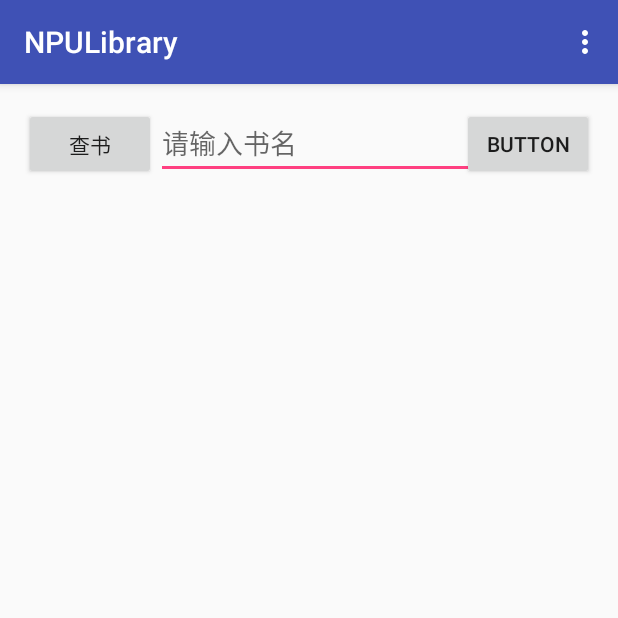
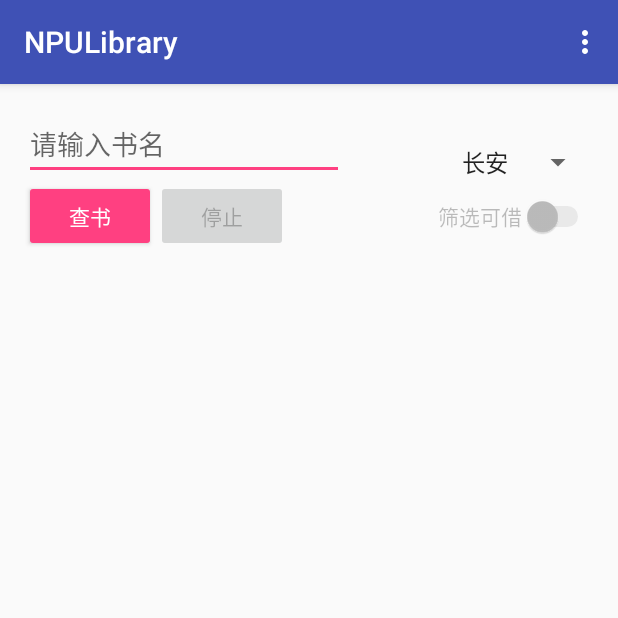
Before and after one commit to rty813/NPULibrary, an Android app: the screen it shows after launch (MainActivity), on a phone screen of 412 x 824 dp, the top half of it. Run offline under Robolectric (Android 15) with nearby library versions, the phone set to English and light mode, and no system bars.

Commit message:
ver1.3.1

```diff
--- a/app/src/main/java/com/npu/zhang/npulibrary/Main2Activity.java
+++ b/app/src/main/java/com/npu/zhang/npulibrary/Main2Activity.java
@@ -23,6 +23,8 @@ public class Main2Activity extends AppCompatActivity {
         super.onCreate(savedInstanceState);
         setContentView(R.layout.activity_main2);
         textView = (TextView) findViewById(R.id.textView);
+        findViewById(R.id.button2).setEnabled(false);
+        findViewById(R.id.spinner).setEnabled(false);
         findViewById(R.id.button2).setOnClickListener(new View.OnClickListener() {
             @Override
             public void onClick(View view) {
--- a/app/src/main/java/com/npu/zhang/npulibrary/MainActivity.java
+++ b/app/src/main/java/com/npu/zhang/npulibrary/MainActivity.java
@@ -1,8 +1,10 @@
 package com.npu.zhang.npulibrary;
 
 import android.app.ProgressDialog;
+import android.content.Context;
 import android.content.Intent;
 import android.os.AsyncTask;
+import android.support.annotation.IntegerRes;
 import android.support.v7.app.AlertDialog;
 import android.support.v7.app.AppCompatActivity;
 import android.os.Bundle;
@@ -11,11 +13,15 @@ import android.text.Spanned;
 import android.view.Menu;
 import android.view.MenuItem;
 import android.view.View;
+import android.view.inputmethod.InputMethodManager;
 import android.widget.AdapterView;
+import android.widget.Button;
 import android.widget.EditText;
 import android.widget.ListView;
 import android.widget.ProgressBar;
 import android.widget.SimpleAdapter;
+import android.widget.Spinner;
+import android.widget.Switch;
 import android.widget.TextView;
 import android.widget.Toast;
 
@@ -31,8 +37,8 @@ import java.util.HashMap;
 import java.util.List;
 import java.util.Map;
 
-public class MainActivity extends AppCompatActivity {
-    private final String version = "ver1.3";
+public class MainActivity extends AppCompatActivity{
+    private final String version = "ver1.3.1";
     private EditText editText;
     private TextView textView;
     private ListView listView;
@@ -41,38 +47,56 @@ public class MainActivity extends AppCompatActivity {
     private String bookName;
     private SimpleAdapter simpleAdapter;
     private ProgressBar progressBar;
-    private int pageNum;
-    private int count;
+    private Spinner spinner;
+    private Switch aSwitch;
+    private Button btnStop;
+    private Button btnSearch;
     private ProgressDialog progressDialog;
+    private boolean stopFlag;
+    private int bookCount;
+    private int nowBookCount;
+    private InputMethodManager imm;
     @Override
     protected void onCreate(Bundle savedInstanceState) {
         super.onCreate(savedInstanceState);
         setContentView(R.layout.activity_main);
+        imm = (InputMethodManager) getSystemService(Context.INPUT_METHOD_SERVICE);
+        spinner = (Spinner) findViewById(R.id.spinner);
+        aSwitch = (Switch) findViewById(R.id.switch1);
         editText = (EditText) findViewById(R.id.editText2);
         listView = (ListView) findViewById(R.id.listView);
+        btnSearch = (Button) findViewById(R.id.btnSearch);
+        btnStop = (Button) findViewById(R.id.btnStop);
         progressBar = (ProgressBar) findViewById(R.id.progressBar);
         progressBar.setVisibility(View.GONE);
+
+        stopFlag = false;
         lvList = new ArrayList<>();
         simpleAdapter = new SimpleAdapter(MainActivity.this, lvList, android.R.layout.simple_list_item_2,
                 new String[] {"bookName","bookIntroduce"}, new int[] {android.R.id.text1, android.R.id.text2});
         listView.setAdapter(simpleAdapter);
-        count = 0;
-        final myAsyncTask[] asyncTask = new myAsyncTask[1000];
         progressDialog = new ProgressDialog(MainActivity.this);
         progressDialog.setMessage("请等候");
         progressDialog.setCancelable(true);
 
-        findViewById(R.id.button).setOnClickListener(new View.OnClickListener() {
+//        findViewById(R.id.button).setOnClickListener(new View.OnClickListener() {
+//            @Override
+//            public void onClick(View view) {
+//                startActivity(new Intent(MainActivity.this,Main2Activity.class));
+//            }
+//        });
+        btnStop.setOnClickListener(new View.OnClickListener() {
             @Override
             public void onClick(View view) {
-                startActivity(new Intent(MainActivity.this,Main2Activity.class));
+                stopFlag = true;
+                progressDialog.show();
             }
         });
 
-        findViewById(R.id.btnSearch).setOnClickListener(new View.OnClickListener() {
+        btnSearch.setOnClickListener(new View.OnClickListener() {
             @Override
             public void onClick(View view) {
-                count++;
+                imm.hideSoftInputFromWindow(view.getWindowToken(), 0);
                 bookName = editText.getText().toString();
                 bookName = bookName.replace("+", "%2B");
                 bookName = bookName.replace(" ", "+");
@@ -80,17 +104,15 @@ public class MainActivity extends AppCompatActivity {
                 if (bookName.equals("")){
                     return;
                 }
-                editText.setText("");
-                if (progressBar.getVisibility() == View.VISIBLE){
-                    progressDialog.show();
-                }else
-                {
-                    System.out.println("正在从onClick方法进入asyncTask");
-                    lvList.removeAll(lvList);
-                    simpleAdapter.notifyDataSetChanged();
-                    progressBar.setVisibility(View.VISIBLE);
-                    asyncTask[count] = (myAsyncTask) new myAsyncTask().execute(bookName, "1", count+"");
-                }
+                stopFlag = false;
+                btnSearch.setEnabled(false);
+                btnStop.setEnabled(true);
+                lvList.removeAll(lvList);
+                simpleAdapter.notifyDataSetChanged();
+                progressBar.setVisibility(View.VISIBLE);
+                progressBar.setProgress(0);
+                nowBookCount = 0;
+                new myAsyncTask().execute(bookName, "1");
             }
         });
 
@@ -114,25 +136,13 @@ public class MainActivity extends AppCompatActivity {
                 System.out.println(strings[0]);
                 Document document = Jsoup.parse(new URL("http://202.117.255.187:8080/opac/openlink.php?strSearchType=title&strText=" + strings[0] + "&page=" + strings[1]), 5000);
                 System.out.println("Connect successful!");
-                //获取总页数
-                Elements spanTags = document.select("span");
-                System.out.println("正在获取总页数:" + "http://202.117.255.187:8080/opac/openlink.php?strSearchType=title&strText=" + strings[0] + "&page=" + strings[1]);
-                boolean pageNumChanged = false;
-                for (Element spanTag : spanTags){
-                    if (spanTag.attr("class").equals("pagination")){
-                        Elements fontTags = spanTag.select("font");
-                        for (Element fontTag : fontTags){
-                            if (fontTag.attr("color").equals("black")){
-                                pageNum = Integer.parseInt(fontTag.text());
-                                pageNumChanged = true;
-                                System.out.println("doPageNum: " + pageNum);
-                            }
-                        }
-                    }
-                }
-                if (!pageNumChanged){
-                    pageNum = 1;
-                }
+                //获取条数
+                Element strongTag = document.select("strong").last();
+                if (strongTag == null){
+                    bookCount = 0;
+                    return strings;
+                }else
+                    bookCount = Integer.parseInt(strongTag.text());
 
                 Element link = document.select("ol").first();
                 if (link == null){
@@ -140,12 +150,10 @@ public class MainActivity extends AppCompatActivity {
                     return strings;
                 }
 
-                String thisCount = strings[2];
-
                 Elements liTags = link.select("li");
                 List<Map<String, String>> list = new ArrayList<Map<String, String>>();
                 for (Element liTag : liTags){
-                    if (Integer.parseInt(thisCount) < count){
+                    if (stopFlag){
                         return null;
                     }
                     Element h3Tag = liTag.select("h3").first();
@@ -218,43 +226,44 @@ public class MainActivity extends AppCompatActivity {
 
         @Override
         protected void onProgressUpdate(String... values) {
-            String book = values[0];
-            String page = values[1];
-            String thisCount = values[2];
-            if (Integer.parseInt(thisCount) < count){
-                lvList.removeAll(lvList);
-                simpleAdapter.notifyDataSetChanged();
-                //progressBar.setVisibility(View.GONE);
-                progressDialog.cancel();
-                System.out.println(book);
-                System.out.println(bookName);
-                new myAsyncTask().execute(bookName, "1", count+"");
-                return;
-            }
+            nowBookCount++;
             simpleAdapter.notifyDataSetChanged();
+            progressBar.setMax(bookCount);
+            progressBar.setProgress(nowBookCount);
             super.onProgressUpdate(values);
         }
 
         @Override
         protected void onPostExecute(String... strings) {
-            if ((strings == null)||(Integer.parseInt(strings[2]) < count)){
+            if (stopFlag){
+                progressDialog.cancel();
+                progressBar.setVisibility(View.GONE);
+                btnSearch.setEnabled(true);
+                btnStop.setEnabled(false);
+            }
+            if ((strings == null)){
                 return;
             }
-            if (lvList.size() == 0){
+            if (bookCount == 0){
                 progressBar.setVisibility(View.GONE);
                 Toast.makeText(MainActivity.this, "无结果", Toast.LENGTH_SHORT).show();
                 System.out.println("无结果");
+                btnSearch.setEnabled(true);
+                btnStop.setEnabled(false);
                 return;
             }
             String book = strings[0];
             String page = strings[1];
-            String thisCount = strings[2];
-            System.out.println("now pageNum: " + pageNum);
-            if ((Integer.parseInt(page) < pageNum)){
+            if (nowBookCount < bookCount){
                 page = (Integer.parseInt(page) + 1) + "";
-                new myAsyncTask().execute(book, page, thisCount);
+                new myAsyncTask().execute(book, page);
             }else
+            {
                 progressBar.setVisibility(View.GONE);
+                btnSearch.setEnabled(true);
+                btnStop.setEnabled(false);
+            }
+
             super.onPostExecute(strings);
         }
 
--- a/app/src/main/res/layout/activity_main.xml
+++ b/app/src/main/res/layout/activity_main.xml
@@ -12,13 +12,42 @@
     tools:context="com.npu.zhang.npulibrary.MainActivity">
 
     <Button
+        android:text="停止"
+        android:enabled="false"
+        android:layout_width="wrap_content"
+        android:layout_height="wrap_content"
+        android:id="@+id/btnStop"
+        android:layout_above="@+id/listView"
+        android:layout_toRightOf="@+id/btnSearch"
+        android:layout_toEndOf="@+id/btnSearch" />
+
+    <ListView
+        android:layout_width="match_parent"
+        android:layout_height="wrap_content"
+        android:id="@+id/listView"
+        android:layout_below="@+id/btnSearch"
+        android:layout_alignParentLeft="true"
+        android:layout_alignParentStart="true"
+        android:layout_above="@+id/progressBar" />
+
+    <Button
         android:text="查书"
         android:layout_width="wrap_content"
         android:layout_height="wrap_content"
-        android:layout_alignParentTop="true"
+        android:id="@+id/btnSearch"
+        style="@style/Widget.AppCompat.Button.Colored"
+        android:layout_below="@+id/editText2"
         android:layout_alignParentLeft="true"
-        android:layout_alignParentStart="true"
-        android:id="@+id/btnSearch" />
+        android:layout_alignParentStart="true" />
+
+    <Spinner
+        android:layout_width="wrap_content"
+        android:layout_height="wrap_content"
+        android:id="@+id/spinner2"
+        android:entries="@array/languages"
+        android:layout_alignBottom="@+id/editText2"
+        android:layout_alignParentRight="true"
+        android:layout_alignParentEnd="true" />
 
     <EditText
         android:layout_width="wrap_content"
@@ -27,33 +56,27 @@
         android:ems="10"
         android:id="@+id/editText2"
         android:hint="请输入书名"
-        android:layout_alignBaseline="@+id/btnSearch"
-        android:layout_alignBottom="@+id/btnSearch"
-        android:layout_toRightOf="@+id/btnSearch" />
+        android:layout_alignParentTop="true"
+        android:layout_alignParentLeft="true"
+        android:layout_alignParentStart="true" />
 
     <ProgressBar
-        style="?android:attr/progressBarStyle"
+        style="@android:style/Widget.Holo.ProgressBar.Horizontal"
+        android:layout_width="match_parent"
+        android:layout_height="wrap_content"
+        android:id="@+id/progressBar"
+        android:layout_alignParentBottom="true"
+        android:layout_alignParentLeft="true"
+        android:layout_alignParentStart="true" />
+
+    <Switch
+        android:text="筛选可借"
         android:layout_width="wrap_content"
         android:layout_height="wrap_content"
-        android:id="@+id/progressBar"
-        android:layout_alignTop="@+id/editText2"
-        android:layout_alignBottom="@+id/btnSearch"
-        android:layout_toRightOf="@+id/editText2"
-        android:layout_alignParentRight="true"
-        android:layout_alignParentEnd="true" />
-
-    <ListView
-        android:layout_width="match_parent"
-        android:layout_height="match_parent"
-        android:id="@+id/listView"
-        android:layout_below="@+id/btnSearch" />
-
-    <Button
-        android:text="Button"
-        android:layout_width="wrap_content"
-        android:layout_height="wrap_content"
-        android:id="@+id/button"
-        android:layout_alignParentTop="true"
+        android:enabled="false"
+        android:id="@+id/switch1"
+        android:layout_alignBaseline="@+id/btnStop"
+        android:layout_alignBottom="@+id/btnStop"
         android:layout_alignParentRight="true"
         android:layout_alignParentEnd="true" />
 
--- /dev/null
+++ b/app/src/main/res/values/array.xml
@@ -0,0 +1,7 @@
+<?xml version="1.0" encoding="utf-8"?>
+<resources>
+    <string-array name="languages">
+        <item>长安</item>
+        <item>友谊 </item>
+    </string-array>
+</resources>
```
Also changed, not shown: app/src/main/res/layout/activity_main2.xml (+9 -0 lines).
